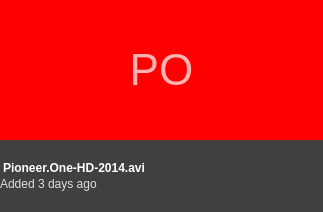
The window that TriblerGUI/qt_resources/home_recommended_item.ui (Tribler/tribler) describes before a commit, drawn with Qt 5.
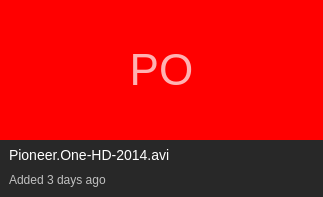
The same window after the commit. Custom widgets are drawn as their Qt base class.

```diff
--- a/TriblerGUI/qt_resources/home_recommended_item.ui
+++ b/TriblerGUI/qt_resources/home_recommended_item.ui
@@ -7,7 +7,7 @@
     <x>0</x>
     <y>0</y>
     <width>323</width>
-    <height>212</height>
+    <height>197</height>
    </rect>
   </property>
   <property name="sizePolicy">
@@ -38,7 +38,9 @@
    <bool>false</bool>
   </property>
   <property name="styleSheet">
-   <string notr="true">background-color: #404040;</string>
+   <string notr="true">QWidget {
+background-color: #282828;
+}</string>
   </property>
   <layout class="QVBoxLayout" name="verticalLayout">
    <property name="spacing">
@@ -89,28 +91,12 @@
      </property>
     </widget>
    </item>
-   <item>
-    <spacer name="verticalSpacer_2">
-     <property name="orientation">
-      <enum>Qt::Vertical</enum>
-     </property>
-     <property name="sizeType">
-      <enum>QSizePolicy::Fixed</enum>
-     </property>
-     <property name="sizeHint" stdset="0">
-      <size>
-       <width>20</width>
-       <height>10</height>
-      </size>
-     </property>
-    </spacer>
-   </item>
    <item>
     <widget class="QLabel" name="main_label">
      <property name="styleSheet">
       <string notr="true">color: white;
-margin-top: 10px;
-font-weight: bold;</string>
+font-size: 14px;
+padding: 6px;</string>
      </property>
      <property name="text">
       <string>Pioneer.One-HD-2014.avi</string>
@@ -128,39 +114,25 @@
      <property name="minimumSize">
       <size>
        <width>0</width>
-       <height>16</height>
+       <height>28</height>
       </size>
      </property>
      <property name="maximumSize">
       <size>
        <width>16777215</width>
-       <height>16</height>
+       <height>28</height>
       </size>
      </property>
      <property name="styleSheet">
-      <string notr="true">color: #ddd;</string>
+      <string notr="true">color: #C0C0C0;
+padding: 6px;
+padding-top: 0;</string>
      </property>
      <property name="text">
       <string>Added 3 days ago</string>
      </property>
     </widget>
    </item>
-   <item>
-    <spacer name="verticalSpacer">
-     <property name="orientation">
-      <enum>Qt::Vertical</enum>
-     </property>
-     <property name="sizeType">
-      <enum>QSizePolicy::Fixed</enum>
-     </property>
-     <property name="sizeHint" stdset="0">
-      <size>
-       <width>20</width>
-       <height>20</height>
-      </size>
-     </property>
-    </spacer>
-   </item>
   </layout>
  </widget>
  <customwidgets>
```
